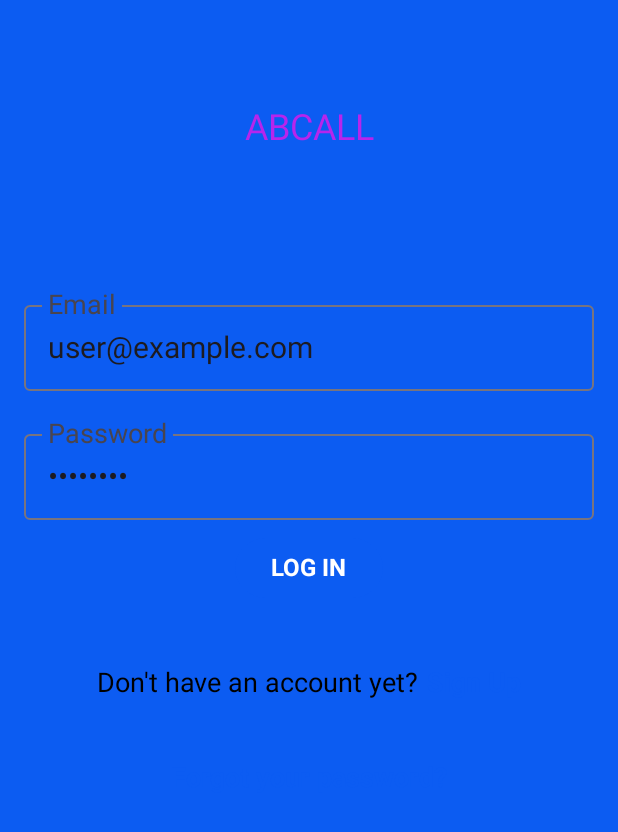
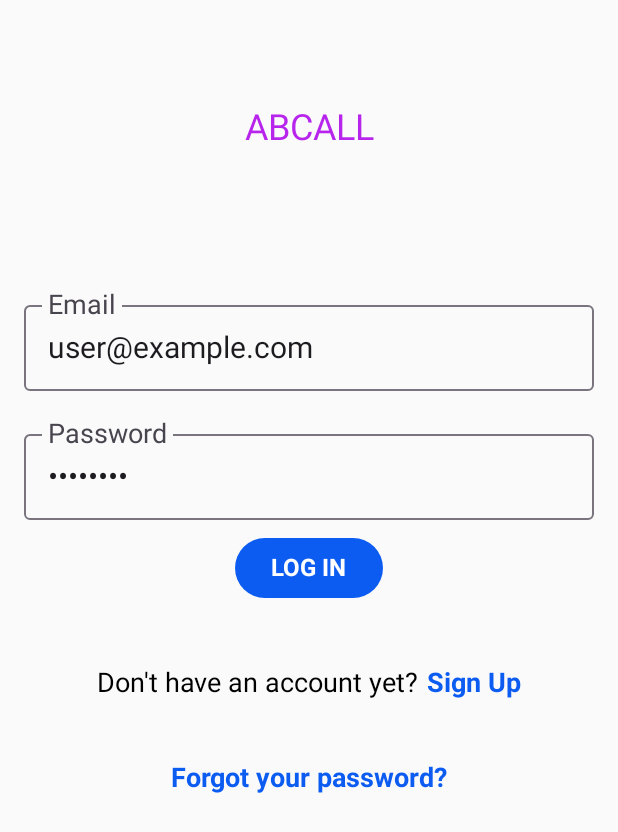
Before and after one commit to MISW-Basinglo/abcall-mobile, an Android app built with Jetpack Compose: the screen it shows after launch (MainActivity), on a phone screen of 412 x 824 dp. Shown: the top 832 px of the screen. Run offline under Robolectric (Android 15) with nearby library versions, the phone set to English and light mode, and no system bars; our stand-ins replace Dagger/Hilt's generated code, livedata-compose.

Commit message:
feat(App): fix app theme

```diff
--- a/app/src/main/res/values/themes.xml
+++ b/app/src/main/res/values/themes.xml
@@ -1,8 +1,6 @@
 <?xml version="1.0" encoding="utf-8"?>
 <resources>
 
-    <style name="Theme.ABCall" parent="android:Theme.Material.Light.NoActionBar">
-        <item name="android:windowBackground">@color/blue</item>
-    </style>
+    <style name="Theme.ABCall" parent="android:Theme.Material.Light.NoActionBar"/>
 
 </resources>
```
